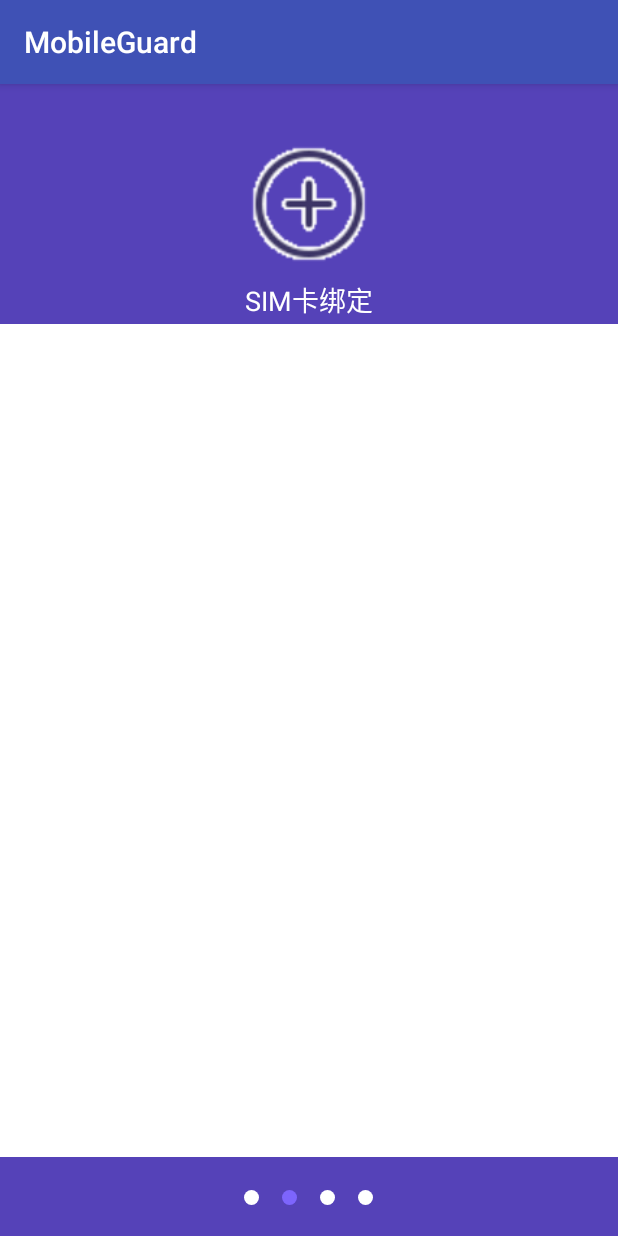
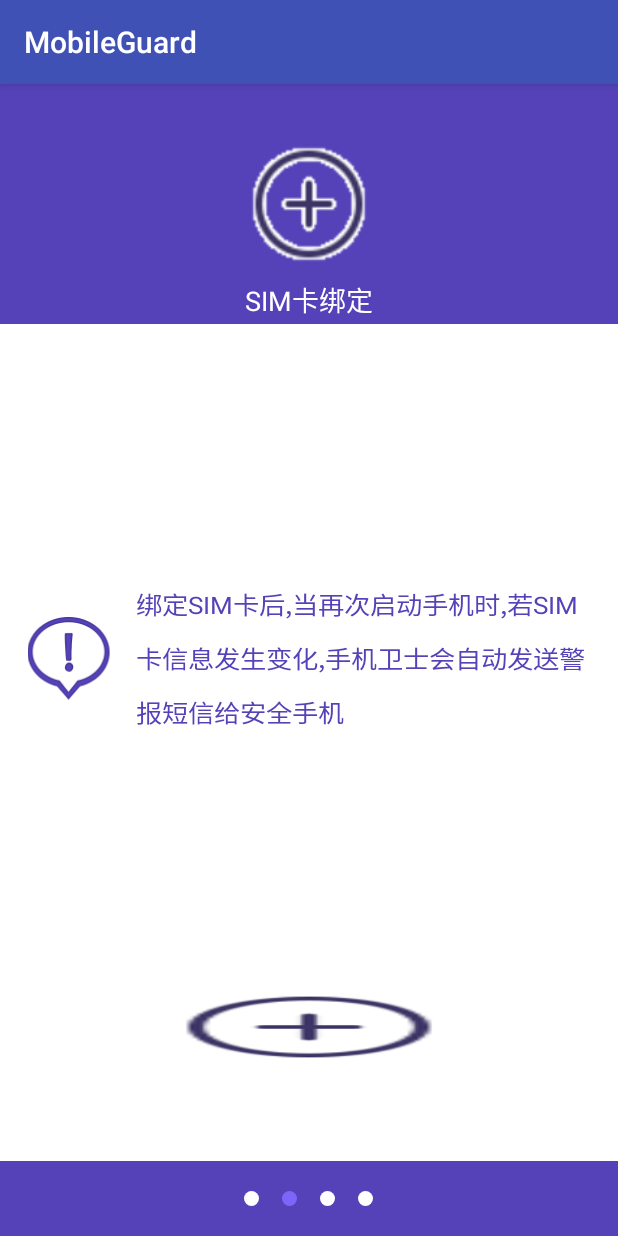
Before and after one commit to Vincen11/MobileGuard10, an Android app: the Setup2Activity screen opened directly, with no data from a screen before it, on a phone screen of 412 x 824 dp. Run offline under Robolectric (Android 15) with nearby library versions, the phone set to English and light mode, and no system bars.

Commit message:
防盗10.15 4

```diff
--- a/app/src/main/res/layout/activity_setup_2.xml
+++ b/app/src/main/res/layout/activity_setup_2.xml
@@ -29,7 +29,7 @@
                 android:text="SIM卡绑定"
                 android:textSize="18sp"/>
         </RelativeLayout>
-        </LinearLayout>
+
         <LinearLayout
             android:layout_width="match_parent"
             android:layout_height="0dp"
@@ -37,12 +37,12 @@
             android:layout_weight="4"
             android:layout_gravity="center_vertical"
             android:orientation="horizontal">
-            <LinearLayout
+            <ImageView
                 android:layout_width="60dp"
                 android:layout_height="60dp"
                 android:layout_gravity="center_vertical|left"
                 android:layout_marginLeft="15dp"
-                android:background="@drawable/recomand_icon">
+                android:background="@drawable/recomand_icon"/>
                 <TextView
                     style="@style/textview16sp"
                     android:layout_marginLeft="15dp"
@@ -51,7 +51,6 @@
                     android:textColor="@color/purple"
                     android:textScaleX="1.1"
                     android:text="绑定SIM卡后,当再次启动手机时,若SIM卡信息发生变化,手机卫士会自动发送警报短信给安全手机"/>
-
             </LinearLayout>
             <LinearLayout
                 android:layout_width="match_parent"
@@ -67,16 +66,15 @@
                     android:layout_marginBottom="20dp"
                     android:background="@drawable/sim_bind_selector"
                     android:gravity="center"/>
+
             </LinearLayout>
-        </LinearLayout>
-
+</LinearLayout>
     <LinearLayout
         android:layout_width="match_parent"
         android:layout_height="55dp"
-        android:layout_weight="1"
+        android:layout_weight="10"
         android:background="@color/purple"
         android:gravity="center">
         <include layout="@layout/setup_radiogroup"/>
-    </LinearLayout>
-
 </LinearLayout>
+</LinearLayout>
```
